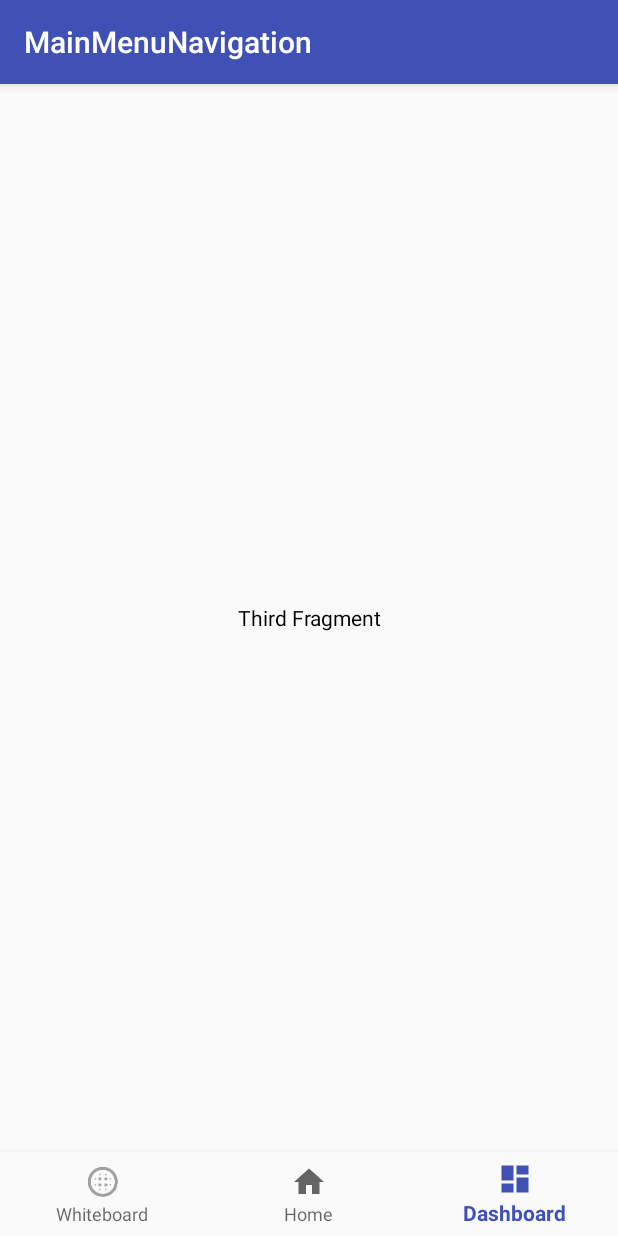
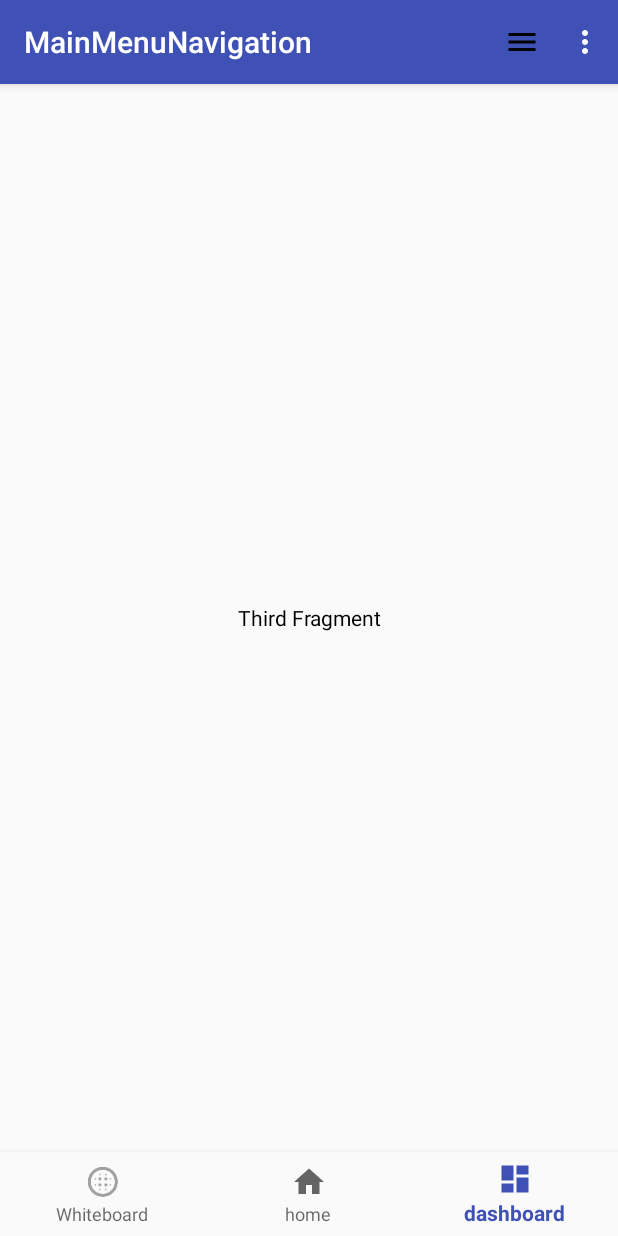
Before and after one commit to Lammasvauva/Deadline, an Android app: the screen it shows after launch (MainMenuNavigation), item 3 of the bottom bar chosen, on a phone screen of 412 x 824 dp. Run offline under Robolectric (Android 15) with nearby library versions, the phone set to English and light mode, and no system bars.

Commit message:
Dropdown menu works, need to add button functionality.

```diff
--- a/app/src/main/java/d4/deadline/MainMenuNavigation.java
+++ b/app/src/main/java/d4/deadline/MainMenuNavigation.java
@@ -3,13 +3,19 @@ package d4.deadline;
 import android.app.FragmentManager;
 import android.net.Uri;
 import android.os.Bundle;
+import android.app.Activity;
 import android.support.annotation.NonNull;
 import android.support.design.widget.BottomNavigationView;
 import android.support.v4.app.Fragment;
 import android.support.v4.app.FragmentTransaction;
 import android.support.v4.app.FragmentActivity;
 import android.support.v7.app.AppCompatActivity;
+import android.view.Menu;
+import android.view.MenuInflater;
 import android.view.MenuItem;
+import android.widget.FrameLayout;
+import android.widget.Toast;
+import android.widget.Toolbar;
 import android.widget.TextView;
 
 import layout.BlankFragment;
@@ -75,11 +81,36 @@ SecondFragment.OnFragmentInteractionListener, ThirdFragment.OnFragmentInteractio
         //region set default highlighted navigation bar item
 
         //endregion
-
-
-
-
-
     }
 
+    @Override
+    public boolean onCreateOptionsMenu(Menu menu) {
+        MenuInflater inflater = getMenuInflater();
+        inflater.inflate(R.menu.toolbar_menu, menu);
+        return true;
+    }
+
+    /*
+    @Override
+
+    public boolean onOptionsItemSelected(MenuItem item) {
+        switch (item.getItemId()) {
+            // action with ID action_refresh was selected
+            case R.id.action_refresh:
+                Toast.makeText(this, "Refresh selected", Toast.LENGTH_SHORT)
+                        .show();
+                break;
+            // action with ID action_settings was selected
+            case R.id.action_settings:
+                Toast.makeText(this, "Settings selected", Toast.LENGTH_SHORT)
+                        .show();
+                break;
+            default:
+                break;
+        }
+
+        return true;
+    }
+    */
+
 }
--- /dev/null
+++ b/app/src/main/res/drawable/ic_menu_black_24dp.xml
@@ -0,0 +1,9 @@
+<vector xmlns:android="http://schemas.android.com/apk/res/android"
+        android:width="24dp"
+        android:height="24dp"
+        android:viewportWidth="24.0"
+        android:viewportHeight="24.0">
+    <path
+        android:fillColor="#FF000000"
+        android:pathData="M3,18h18v-2L3,16v2zM3,13h18v-2L3,11v2zM3,6v2h18L21,6L3,6z"/>
+</vector>
--- a/app/src/main/res/layout/activity_main_menu_navigation.xml
+++ b/app/src/main/res/layout/activity_main_menu_navigation.xml
@@ -27,7 +27,8 @@
             android:id="@+id/fragment_container"
             android:name="layout.BlankFragment"
             android:layout_width="match_parent"
-            android:layout_height="match_parent" />
+            android:layout_height="match_parent"
+            tools:layout="@layout/fragment_blank" />
 
     </FrameLayout>
 
--- a/app/src/main/res/menu/navigation.xml
+++ b/app/src/main/res/menu/navigation.xml
@@ -1,6 +1,6 @@
 <?xml version="1.0" encoding="utf-8"?>
-<menu xmlns:android="http://schemas.android.com/apk/res/android">
-
+<menu xmlns:android="http://schemas.android.com/apk/res/android"
+    >
 
     <item
         android:id="@+id/navigation_whiteboard"
@@ -10,12 +10,12 @@
     <item
         android:id="@+id/navigation_home"
         android:icon="@drawable/ic_home_black_24dp"
-        android:title="@string/title_home" />
+        android:title="home" />
 
     <item
         android:id="@+id/navigation_dashboard"
         android:icon="@drawable/ic_dashboard_black_24dp"
-        android:title="@string/title_dashboard" />
+        android:title="dashboard" />
 
 
 
--- /dev/null
+++ b/app/src/main/res/menu/toolbar_menu.xml
@@ -0,0 +1,19 @@
+<?xml version="1.0" encoding="utf-8"?>
+<menu xmlns:android="http://schemas.android.com/apk/res/android"
+    xmlns:app="http://schemas.android.com/apk/res-auto">
+
+    <!-- "Mark Favorite", should appear as action button if possible -->
+    <item
+        android:id="@+id/ic_toolbar_menu"
+        android:icon="@drawable/ic_menu_black_24dp"
+        android:title="action_favorite"
+        app:showAsAction="ifRoom"
+        />
+
+    <!-- Settings, should always be in the overflow -->
+    <item android:id="@+id/action_settings"
+        android:title="action_settings"
+        app:showAsAction="never"
+        />
+
+</menu>
```
